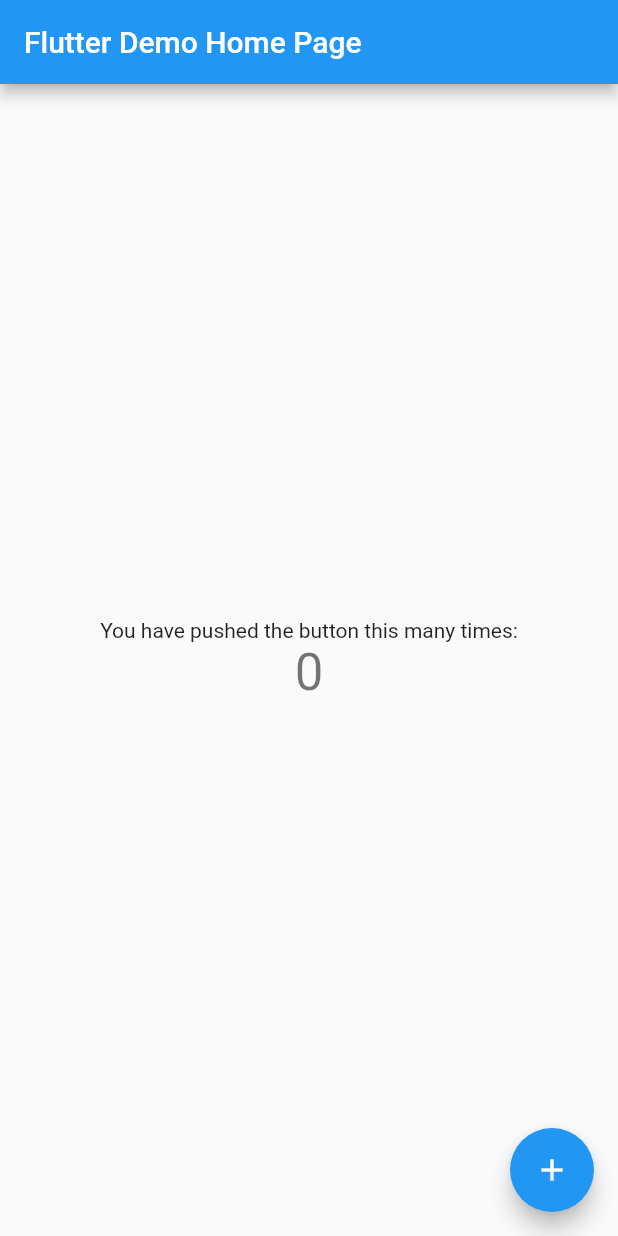
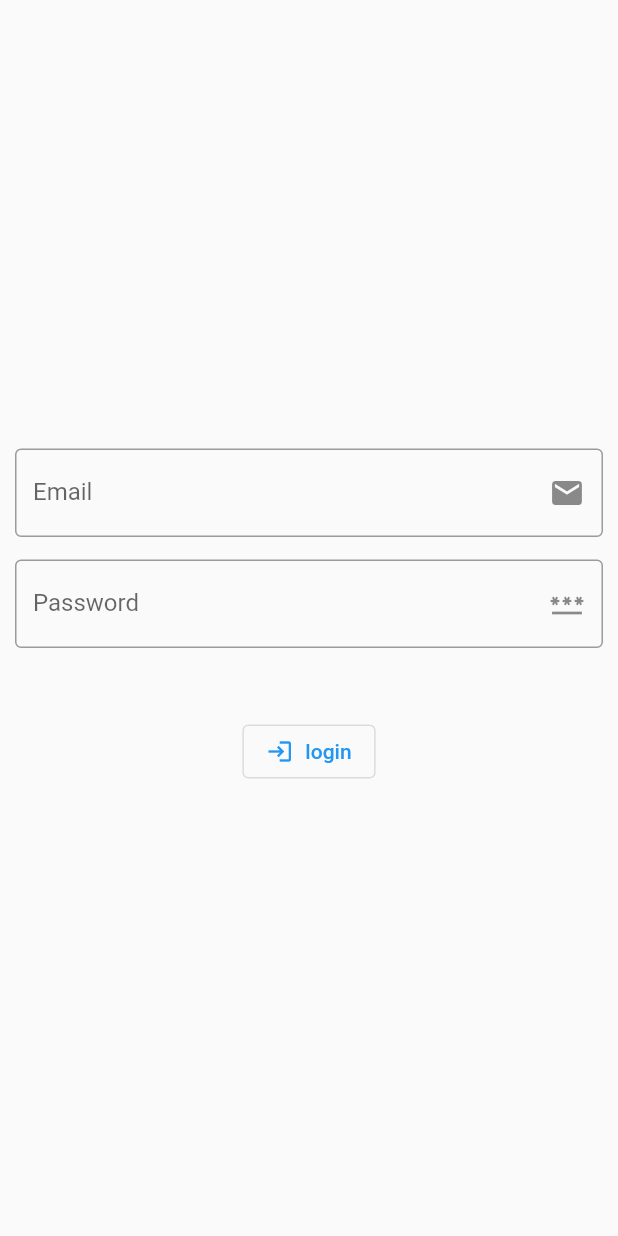
Before and after one commit to nemoforte/login, a Flutter app: the screen it shows after launch, on a phone screen of 412 x 824 dp. Run offline on Flutter 3.47's test engine with Material 2 defaults, Android fonts, the phone set to English and light mode, and no system bars.

Commit message:
from tutorial

```diff
--- a/lib/main.dart
+++ b/lib/main.dart
@@ -1,4 +1,7 @@
+// import 'package:dio/dio.dart';
 import 'package:flutter/material.dart';
+import 'package:http/http.dart' as http;
+import 'package:login/second.dart';
 
 void main() {
   runApp(const MyApp());
@@ -7,109 +10,100 @@ void main() {
 class MyApp extends StatelessWidget {
   const MyApp({super.key});
 
-  // This widget is the root of your application.
   @override
   Widget build(BuildContext context) {
     return MaterialApp(
       title: 'Flutter Demo',
       theme: ThemeData(
-        // This is the theme of your application.
-        //
-        // Try running your application with "flutter run". You'll see the
-        // application has a blue toolbar. Then, without quitting the app, try
-        // changing the primarySwatch below to Colors.green and then invoke
-        // "hot reload" (press "r" in the console where you ran "flutter run",
-        // or simply save your changes to "hot reload" in a Flutter IDE).
-        // Notice that the counter didn't reset back to zero; the application
-        // is not restarted.
         primarySwatch: Colors.blue,
       ),
-      home: const MyHomePage(title: 'Flutter Demo Home Page'),
+      home: const MyHomePage(),
     );
   }
 }
 
 class MyHomePage extends StatefulWidget {
-  const MyHomePage({ required this.title, super.key});
-
-  // This widget is the home page of your application. It is stateful, meaning
-  // that it has a State object (defined below) that contains fields that affect
-  // how it looks.
-
-  // This class is the configuration for the state. It holds the values (in this
-  // case the title) provided by the parent (in this case the App widget) and
-  // used by the build method of the State. Fields in a Widget subclass are
-  // always marked "final".
-
-  final String title;
+  const MyHomePage({super.key});
 
   @override
   State<MyHomePage> createState() => _MyHomePageState();
 }
 
 class _MyHomePageState extends State<MyHomePage> {
-  int _counter = 0;
-
-  void _incrementCounter() {
-    setState(() {
-      // This call to setState tells the Flutter framework that something has
-      // changed in this State, which causes it to rerun the build method below
-      // so that the display can reflect the updated values. If we changed
-      // _counter without calling setState(), then the build method would not be
-      // called again, and so nothing would appear to happen.
-      _counter++;
-    });
-  }
+  TextEditingController emailController = TextEditingController();
+  TextEditingController passController = TextEditingController();
 
   @override
   Widget build(BuildContext context) {
-    // This method is rerun every time setState is called, for instance as done
-    // by the _incrementCounter method above.
-    //
-    // The Flutter framework has been optimized to make rerunning build methods
-    // fast, so that you can just rebuild anything that needs updating rather
-    // than having to individually change instances of widgets.
     return Scaffold(
-      appBar: AppBar(
-        // Here we take the value from the MyHomePage object that was created by
-        // the App.build method, and use it to set our appbar title.
-        title: Text(widget.title),
-      ),
-      body: Center(
-        // Center is a layout widget. It takes a single child and positions it
-        // in the middle of the parent.
-        child: Column(
-          // Column is also a layout widget. It takes a list of children and
-          // arranges them vertically. By default, it sizes itself to fit its
-          // children horizontally, and tries to be as tall as its parent.
-          //
-          // Invoke "debug painting" (press "p" in the console, choose the
-          // "Toggle Debug Paint" action from the Flutter Inspector in Android
-          // Studio, or the "Toggle Debug Paint" command in Visual Studio Code)
-          // to see the wireframe for each widget.
-          //
-          // Column has various properties to control how it sizes itself and
-          // how it positions its children. Here we use mainAxisAlignment to
-          // center the children vertically; the main axis here is the vertical
-          // axis because Columns are vertical (the cross axis would be
-          // horizontal).
-          mainAxisAlignment: MainAxisAlignment.center,
-          children: <Widget>[
-            const Text(
-              'You have pushed the button this many times:',
+      body: Padding(
+        padding: const EdgeInsets.all(10.0),
+        child: SafeArea(
+          child: Center(
+            child: Column(
+              mainAxisAlignment: MainAxisAlignment.center,
+              children: <Widget>[
+                TextFormField(
+                  controller: emailController,
+                  decoration: const InputDecoration(
+                      labelText: 'Email',
+                      border: OutlineInputBorder(),
+                      suffixIcon: Icon(Icons.email)),
+                ),
+                const SizedBox(
+                  height: 15,
+                ),
+                TextFormField(
+                  controller: passController,
+                  obscureText: true,
+                  decoration: const InputDecoration(
+                      labelText: 'Password',
+                      border: OutlineInputBorder(),
+                      suffixIcon: Icon(Icons.password)),
+                ),
+                const SizedBox(
+                  height: 45,
+                ),
+                OutlinedButton.icon(
+                  onPressed: login,
+                  icon: const Icon(Icons.login, size: 18),
+                  label: const Text('login'),
+                ),
+              ],
             ),
-            Text(
-              '$_counter',
-              style: Theme.of(context).textTheme.headline4,
-            ),
-          ],
+          ),
         ),
       ),
-      floatingActionButton: FloatingActionButton(
-        onPressed: _incrementCounter,
-        tooltip: 'Increment',
-        child: const Icon(Icons.add),
-      ), // This trailing comma makes auto-formatting nicer for build methods.
     );
   }
+
+  Future<void> login() async {
+    // Dio dio = Dio();
+    if (passController.text.isNotEmpty && emailController.text.isNotEmpty) {
+      http.Response response = await http.post(
+          Uri.parse('https://reqres.in/api/login'),
+          body: <String, dynamic>{
+            'email': emailController.text,
+            'password': passController.text
+          });
+      if (response.statusCode == 200) {
+        await Navigator.push(
+            context,
+            MaterialPageRoute(
+                builder: (BuildContext context) => const Second()));
+      } else {
+        ScaffoldMessenger.of(context).showSnackBar(
+          const SnackBar(
+            content: Text('Invaild Credentials.'),
+          ),
+        );
+      }
+    } else {
+      ScaffoldMessenger.of(context).showSnackBar(
+        const SnackBar(
+          content: Text('Black Field Not Allowed'),
+        ),
+      );
+    }
+  }
 }
--- a/pubspec.yaml
+++ b/pubspec.yaml
@@ -31,6 +31,8 @@ environment:
 dependencies:
   flutter:
     sdk: flutter
+  dio: ^4.0.6
+  http:
 
 
   # The following adds the Cupertino Icons font to your application.
```
Also changed, not shown: lib/second.dart (added, +38 -0 lines), pubspec.lock.
